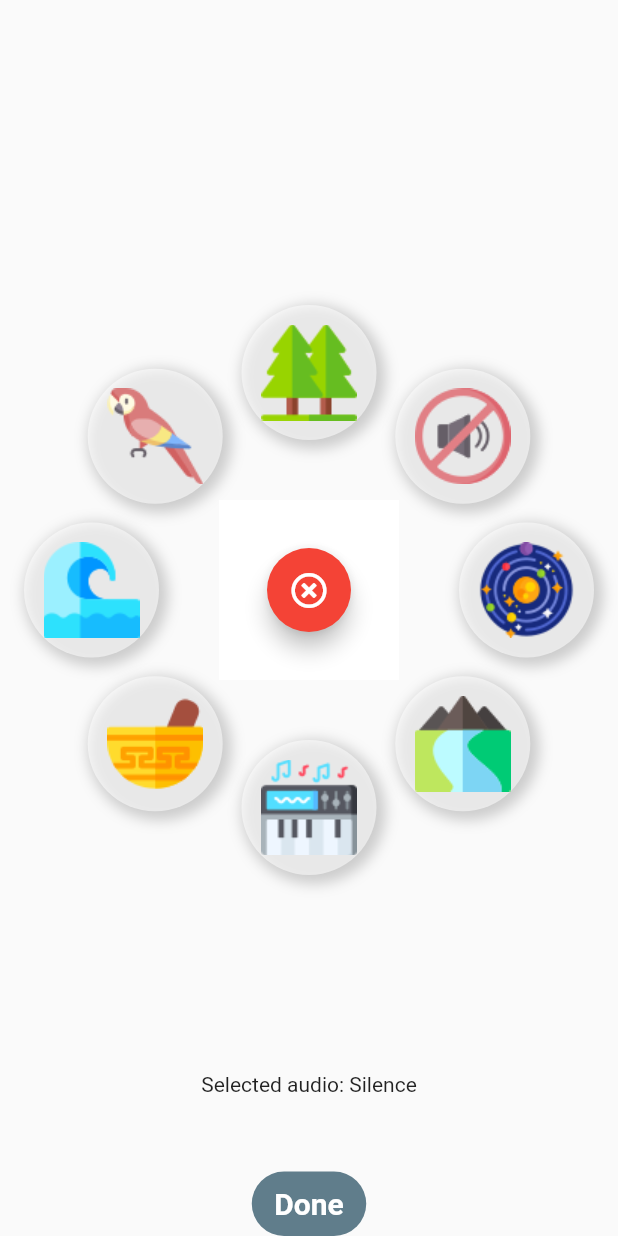
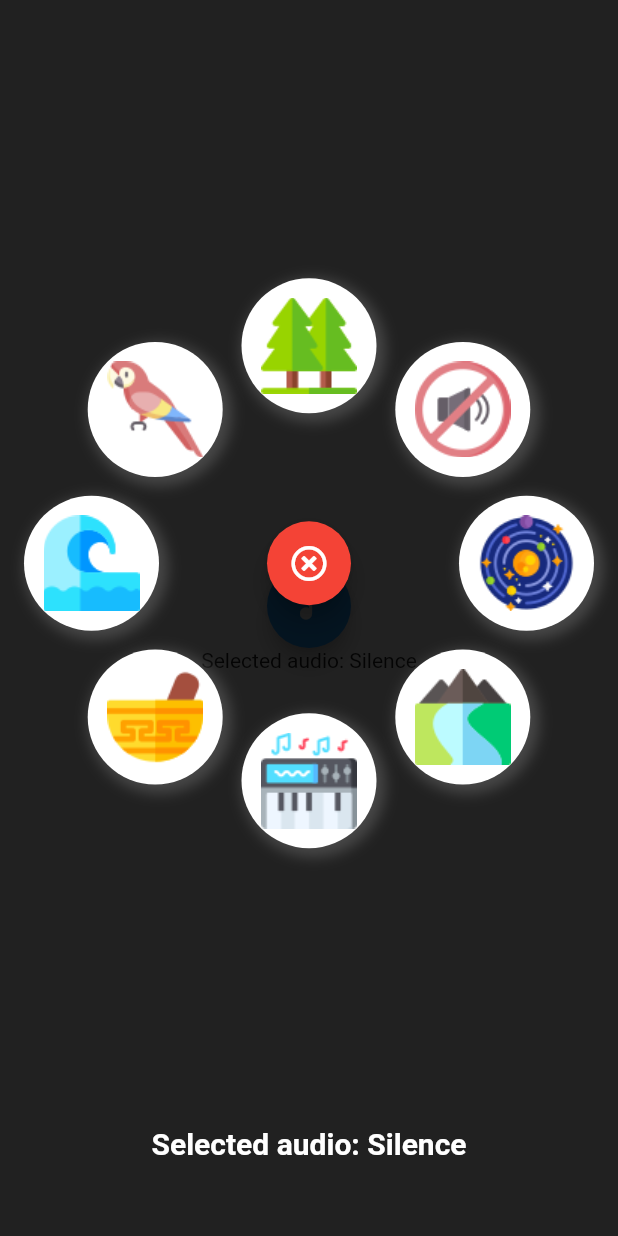
Before and after one commit to ManuelaGar/circle_menu, a Flutter app: the screen it shows after launch, after a tap on the "music note" icon, on a phone screen of 412 x 824 dp. Run offline on Flutter 3.47's test engine with Material 2 defaults, Android fonts, the phone set to English and light mode, and no system bars; our stand-ins replace font_awesome_flutter.

```diff
--- a/lib/main.dart
+++ b/lib/main.dart
@@ -2,6 +2,8 @@ import 'dart:math';
 import 'package:flutter/material.dart';
 import 'package:font_awesome_flutter/font_awesome_flutter.dart';
 import 'package:vector_math/vector_math.dart' show radians;
+
+String audio = 'Silence';
 
 void main() {
   runApp(MyApp());
@@ -14,9 +16,41 @@ class MyApp extends StatelessWidget {
       home: Scaffold(
         body: Container(
           alignment: Alignment.center,
-          child: RadialMenu(),
+          child: ShowSheetButton(),
         ),
       ),
+    );
+  }
+}
+
+class ShowSheetButton extends StatefulWidget {
+  @override
+  _ShowSheetButtonState createState() => _ShowSheetButtonState();
+}
+
+class _ShowSheetButtonState extends State<ShowSheetButton> {
+  @override
+  Widget build(BuildContext context) {
+    return Column(
+      mainAxisAlignment: MainAxisAlignment.center,
+      children: <Widget>[
+        FloatingActionButton(
+          heroTag: 'btn',
+          onPressed: () {
+            Navigator.of(context)
+                .push(PageRouteBuilder(
+                    opaque: false,
+                    pageBuilder: (BuildContext context, _, __) => RadialMenu()))
+                .then((value) {
+              setState(() {
+                audio = value;
+              });
+            });
+          },
+          child: Icon(Icons.music_note),
+        ),
+        Text('Selected audio: ${audio[0].toUpperCase()}${audio.substring(1)}')
+      ],
     );
   }
 }
@@ -38,8 +72,19 @@ class _RadialMenuState extends State<RadialMenu>
   }
 
   @override
+  void dispose() {
+    controller.dispose();
+    super.dispose();
+  }
+
+  @override
   Widget build(BuildContext context) {
-    return SafeArea(child: RadialAnimation(controller: controller));
+    return Scaffold(
+      backgroundColor: Colors.black87,
+      body: SafeArea(
+        child: RadialAnimation(controller: controller),
+      ),
+    );
   }
 }
 
@@ -75,14 +120,19 @@ class RadialAnimation extends StatefulWidget {
 }
 
 class _RadialAnimationState extends State<RadialAnimation> {
-  String audio = 'Silence';
-
   _open() {
     widget.controller.forward();
   }
 
   _close() {
     widget.controller.reverse();
+    Navigator.pop(context, audio);
+  }
+
+  @override
+  void initState() {
+    super.initState();
+    _open();
   }
 
   _buildButton(double angle, {String image}) {
@@ -95,7 +145,6 @@ class _RadialAnimationState extends State<RadialAnimation> {
         padding: EdgeInsets.all(5.0),
         child: GestureDetector(
           onTap: () {
-            _close();
             setState(() {
               audio = image;
             });
@@ -109,10 +158,10 @@ class _RadialAnimationState extends State<RadialAnimation> {
         width: 90.0,
         decoration: BoxDecoration(
           borderRadius: BorderRadius.circular(50.0),
-          color: Colors.white54,
+          color: Colors.white,
           boxShadow: [
             BoxShadow(
-              color: Colors.grey.withOpacity(0.5),
+              color: Colors.grey.withOpacity(0.3),
               spreadRadius: 3,
               blurRadius: 7,
               offset: Offset(3, 3),
@@ -132,7 +181,7 @@ class _RadialAnimationState extends State<RadialAnimation> {
           mainAxisAlignment: MainAxisAlignment.end,
           children: <Widget>[
             Expanded(
-              flex: 2,
+              flex: 1,
               child: Container(
                 alignment: Alignment.bottomCenter,
               ),
@@ -153,25 +202,22 @@ class _RadialAnimationState extends State<RadialAnimation> {
                     _buildButton(225, image: 'bird'),
                     _buildButton(270, image: 'nature'),
                     _buildButton(315, image: 'silence'),
-                    Container(
-                      color: Colors.white,
-                      height: 120,
-                      width: 120,
+                    Transform.scale(
+                      scale: widget.scale.value,
+                      child: FloatingActionButton(
+                        heroTag: 'btn1',
+                        child: Icon(Icons.music_note),
+                        onPressed: _open,
+                        backgroundColor: Color(0xFF008CCE),
+                      ),
                     ),
                     Transform.scale(
                       scale: widget.scale.value - 1,
                       child: FloatingActionButton(
+                        heroTag: 'btn2',
                         child: Icon(FontAwesomeIcons.timesCircle),
                         onPressed: _close,
                         backgroundColor: Colors.red,
-                      ),
-                    ),
-                    Transform.scale(
-                      scale: widget.scale.value,
-                      child: FloatingActionButton(
-                        child: Icon(Icons.music_note),
-                        onPressed: _open,
-                        backgroundColor: Color(0xFF008CCE),
                       ),
                     ),
                   ],
@@ -184,11 +230,18 @@ class _RadialAnimationState extends State<RadialAnimation> {
                 alignment: Alignment.bottomCenter,
               ),
             ),
-            Text('Selected audio: $audio'),
+            Text(
+              'Selected audio: ${audio[0].toUpperCase()}${audio.substring(1)}',
+              style: TextStyle(
+                  fontSize: 20.0,
+                  fontWeight: FontWeight.w700,
+                  color: Colors.white,
+                  decoration: TextDecoration.none),
+            ),
             SizedBox(
               height: 50.0,
             ),
-            GestureDetector(
+            /*GestureDetector(
               onTap: () {},
               child: Container(
                 padding: EdgeInsets.symmetric(horizontal: 15.0, vertical: 10.0),
@@ -204,7 +257,7 @@ class _RadialAnimationState extends State<RadialAnimation> {
                   ),
                 ),
               ),
-            )
+            )*/
           ],
         );
       },
```
